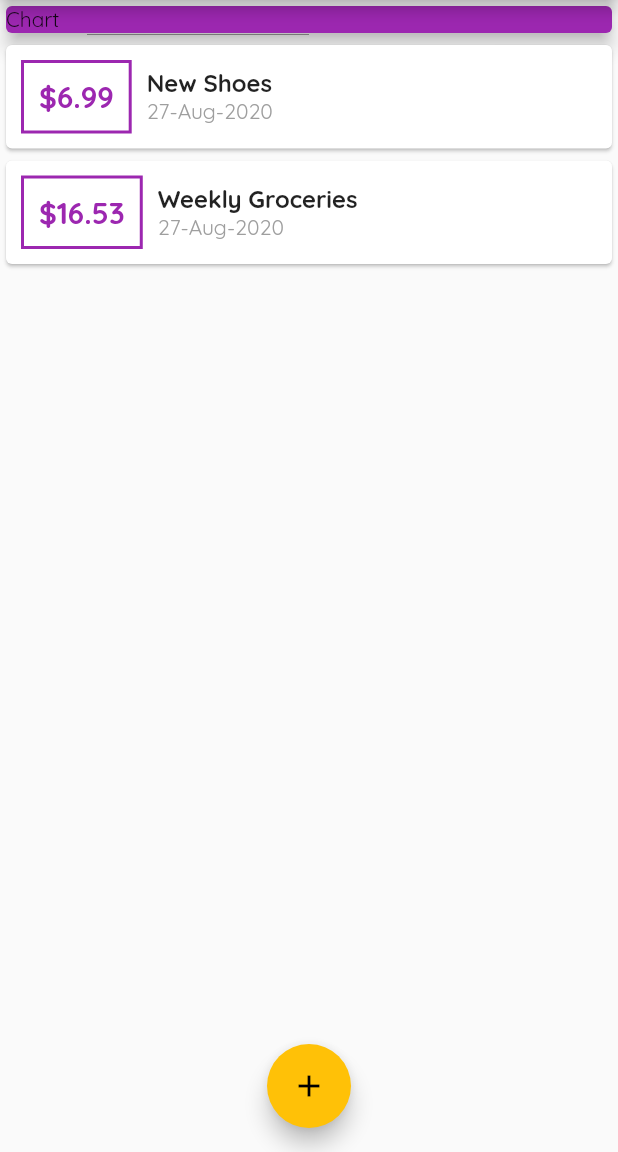
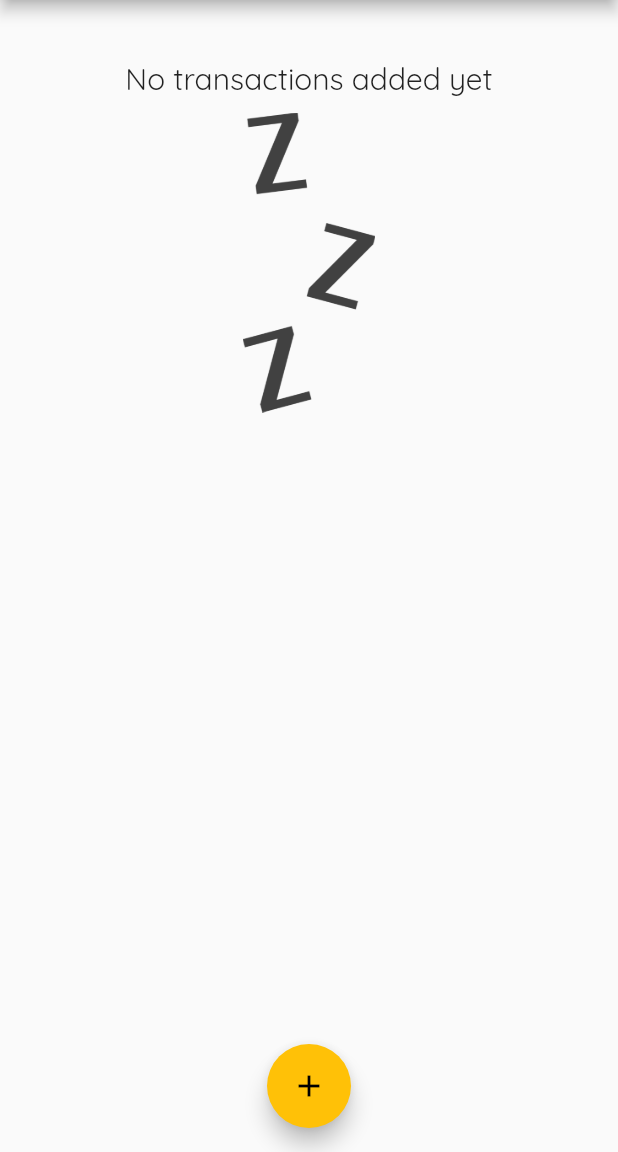
Before and after one commit to matifrancois/Expenses-Flutter-App, a Flutter app: the screen it shows after launch, on a phone screen of 412 x 824 dp, the part 84-1236 px from its top. Run offline on Flutter 3.47's test engine with Material 2 defaults, Android fonts, the phone set to English and light mode, and no system bars.

Commit message:
counting the days

```diff
--- a/lib/main.dart
+++ b/lib/main.dart
@@ -3,6 +3,7 @@ import 'package:flutter/material.dart';
 import 'widgets/transaction_list.dart';
 import 'widgets/new_transaction.dart';
 import 'models/Transaction.dart';
+import 'widgets/chart.dart';
 
 void main() {
   runApp(MyApp());
@@ -40,14 +41,29 @@ class MyHomePage extends StatefulWidget {
 
 class _MyHomePageState extends State<MyHomePage> {
   final List<Transaction> _userTransactions = [
-    Transaction(
-        id: 't1', title: 'New Shoes', amount: 6.99, date: DateTime.now()),
-    Transaction(
-        id: 't2',
-        title: 'Weekly Groceries',
-        amount: 16.53,
-        date: DateTime.now()),
+    //
+    //dummy transactions
+    //
+    // Transaction(
+    //     id: 't1', title: 'New Shoes', amount: 6.99, date: DateTime.now()),
+    // Transaction(
+    //     id: 't2',
+    //     title: 'Weekly Groceries',
+    //     amount: 16.53,
+    //     date: DateTime.now()),
   ];
+
+  //Devuelve true si el dia es de los ultimos 7
+  List<Transaction> get _recentTransactions {
+    return _userTransactions.where((tx) {
+      //esto retorna true si la fecha de tx es despues de 7 dias antes de hoy
+      return tx.date.isAfter(
+        DateTime.now().subtract(
+          Duration(days: 7),
+        ),
+      );
+    }).toList();
+  }
 
   void _addNewTransaction(String txTitle, double txAmount) {
     final newTx = Transaction(
@@ -84,17 +100,10 @@ class _MyHomePageState extends State<MyHomePage> {
       body: SingleChildScrollView(
         child: Column(
           //las siguientes lineas controlan el layout de los comp de la columna.
-          mainAxisAlignment: MainAxisAlignment.start,
+          //mainAxisAlignment: MainAxisAlignment.start,
           crossAxisAlignment: CrossAxisAlignment.stretch,
           children: <Widget>[
-            Container(
-              width: double.infinity,
-              child: Card(
-                color: Theme.of(context).primaryColor,
-                child: Text('Chart'),
-                elevation: 5,
-              ),
-            ),
+            Chart(_recentTransactions),
             TransactionList(_userTransactions),
           ],
         ),
--- /dev/null
+++ b/lib/widgets/chart.dart
@@ -0,0 +1,38 @@
+import 'package:flutter/material.dart';
+import 'package:intl/intl.dart';
+import 'package:first_app/models/Transaction.dart';
+
+class Chart extends StatelessWidget {
+  final List<Transaction> recentTransactions;
+
+  Chart(this.recentTransactions);
+  List<Map<String, Object>> get groupedTransactionValues {
+    //aqui tendre una lista de 7 elementos con index que va de 0 a 6
+    return List.generate(7, (index) {
+      final weekDay = DateTime.now().subtract(
+        Duration(days: index),
+      );
+      double totalSum = 0.0;
+
+      for (var i = 0; i < recentTransactions.length; i++) {
+        if (recentTransactions[i].date.day == weekDay.day &&
+            recentTransactions[i].date.month == weekDay.month &&
+            recentTransactions[i].date.year == weekDay.year) {
+          totalSum += recentTransactions[i].amount;
+        }
+      }
+
+      return {'day': DateFormat.E().format(weekDay), 'amount': totalSum};
+    });
+  }
+
+  @override
+  Widget build(BuildContext context) {
+    print(groupedTransactionValues);
+    return Card(
+      elevation: 6,
+      margin: EdgeInsets.all(20),
+      child: Row(children: <Widget>[]),
+    );
+  }
+}
--- a/lib/widgets/transaction_list.dart
+++ b/lib/widgets/transaction_list.dart
@@ -19,13 +19,34 @@ class TransactionList extends StatelessWidget {
     // cantidad de veces que queremos que se repita el item.
     return Container(
       height: 300,
-      child: ListView.builder(
+      child: transactions.isEmpty
+          ? Column(
+              children: <Widget>[
+                Text(
+                  'No transactions added yet',
+                  style: Theme.of(context).textTheme.title,
+                ),
+                // Esto es para dar un espaciado de 10 px
+                SizedBox(
+                  height: 10,
+                ),
+                // Esto es para meter la imagen, fit para que se acople al tamaño
+                Container(
+                    height: 200,
+                    child: Image.asset(
+                      'Assets/Images/waiting.png',
+                      fit: BoxFit.cover,
+                    )),
+              ],
+            )
+          : ListView.builder(
               itemBuilder: (ctx, index) {
                 return Card(
                   child: Row(
                     children: <Widget>[
                       Container(
-                  margin: EdgeInsets.symmetric(vertical: 10, horizontal: 10),
+                        margin:
+                            EdgeInsets.symmetric(vertical: 10, horizontal: 10),
                         decoration: BoxDecoration(
                           border: Border.all(
                             color: Colors.purple,
--- a/pubspec.yaml
+++ b/pubspec.yaml
@@ -46,9 +46,9 @@ flutter:
   uses-material-design: true
 
   # To add assets to your application, add an assets section, like this:
-  # assets:
-  #   - images/a_dot_burr.jpeg
-  #   - images/a_dot_ham.jpeg
+  assets:
+    - Assets/Images/waiting.png
+  #  - images/a_dot_ham.jpeg
 
   # An image asset can refer to one or more resolution-specific "variants", see
   # https://flutter.dev/assets-and-images/#resolution-aware.
```
Also changed, not shown: Assets/Images/waiting.png (added). Lines whose indentation alone changed are shown as unchanged.
